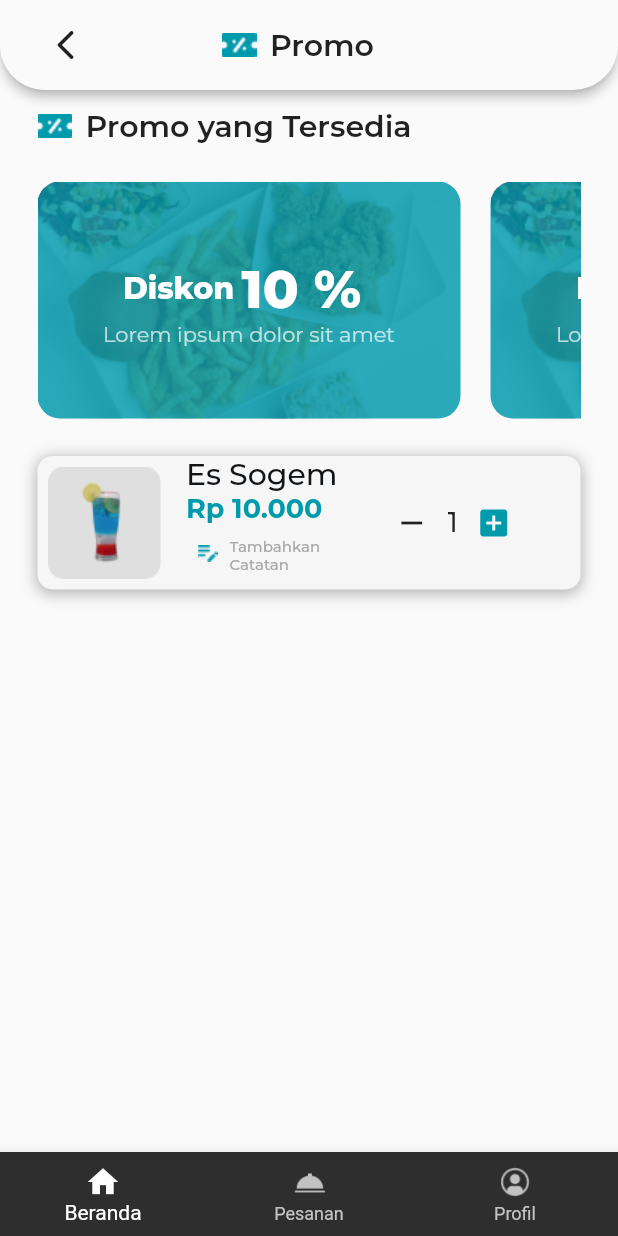
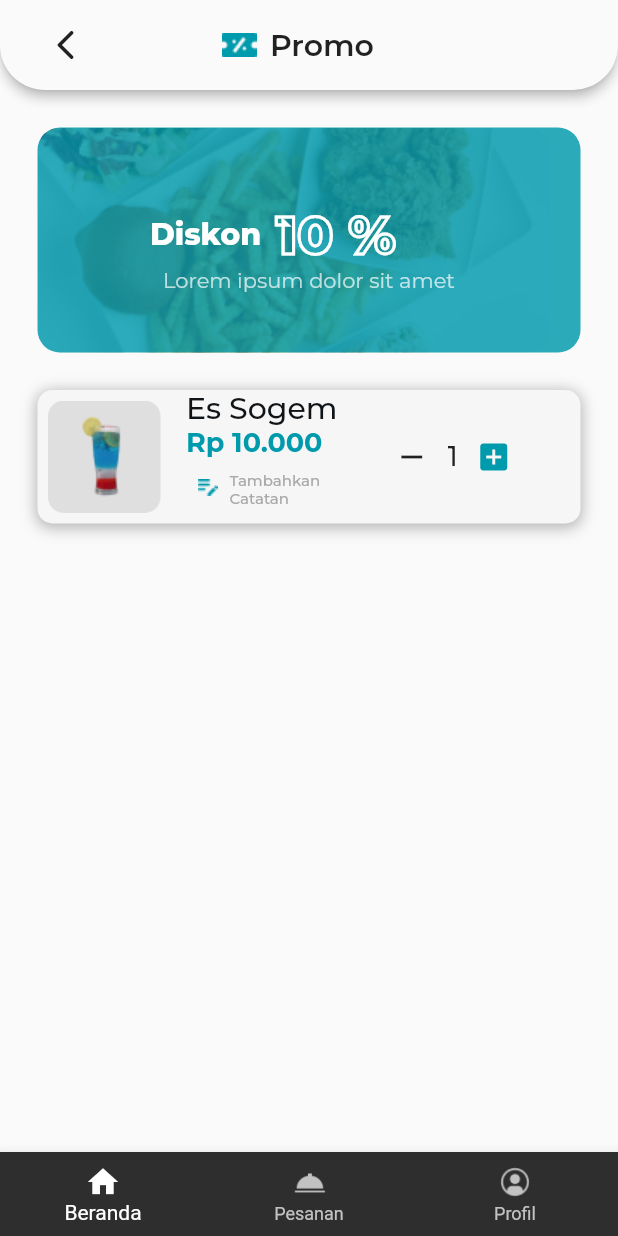
Before and after one commit to mlatifr/java_code, a Flutter app: the Promo screen opened directly, on a phone screen of 412 x 824 dp. Run offline on Flutter 3.47's test engine with Material 2 defaults, Android fonts, the phone set to English and light mode, and no system bars; our stand-ins replace google_fonts.

Commit message:
PromoTextImageDiskon10% NxtSyaratKetentuanPromo

```diff
--- a/lib/promo/promo.dart
+++ b/lib/promo/promo.dart
@@ -48,35 +48,10 @@ class _PromoState extends State<Promo> {
           child: Column(
             mainAxisSize: MainAxisSize.max,
             crossAxisAlignment: CrossAxisAlignment.start,
-            children: [
-              const WidgetPencarian(),
-              Padding(
-                padding: const EdgeInsetsDirectional.fromSTEB(25, 12, 20, 0),
-                child: Row(
-                  mainAxisSize: MainAxisSize.max,
-                  children: [
-                    Image.asset(
-                      'assets/Beranda/promo_yg_tersedia.png',
-                      width: 23,
-                      height: 16,
-                      fit: BoxFit.cover,
-                    ),
-                    Padding(
-                      padding: const EdgeInsetsDirectional.fromSTEB(9, 0, 0, 0),
-                      child: Text(
-                        'Promo yang Tersedia',
-                        style: GoogleFonts.montserrat(
-                          // //fontFamily: 'Montserrat',
-                          fontSize: 20,
-                          fontWeight: FontWeight.w600,
-                        ),
-                      ),
-                    ),
-                  ],
-                ),
-              ),
-              const WidgetListPromoYgTersedia(),
-              const WidgetListItemMinuman(),
+            children: const [
+              WidgetNavigatorBack(),
+              WidgetListPromoYgTersedia(),
+              WidgetListItemMinuman(),
             ],
           ),
         ),
@@ -217,14 +192,8 @@ class WidgetListPromoYgTersedia extends StatelessWidget {
   Widget build(BuildContext context) {
     return Container(
         margin: const EdgeInsets.symmetric(vertical: 25, horizontal: 25),
-      height: 158,
-      child: ListView.builder(
-          // physics: NeverScrollableScrollPhysics(),
-          scrollDirection: Axis.horizontal,
-          shrinkWrap: true,
-          itemCount: 5,
-          itemBuilder: (context, index) {
-            return Stack(
+        // height: 180,
+        child: Stack(
           children: [
             Padding(
               padding: const EdgeInsetsDirectional.fromSTEB(0, 0, 20, 0),
@@ -232,31 +201,21 @@ class WidgetListPromoYgTersedia extends StatelessWidget {
                 borderRadius: BorderRadius.circular(15),
                 child: Image.asset(
                   'assets/Beranda/diskon10%_bg.png',
-                      width: 282,
-                      height: 158,
+                  width: 378,
+                  height: 150,
                   fit: BoxFit.cover,
                 ),
               ),
             ),
-                GestureDetector(
-                  onTap: () {
-                    Navigator.push(
-                      context,
-                      MaterialPageRoute(
-                        builder: (context) => const Promo(),
-                      ),
-                    );
-                  },
-                  child: Container(
-                    width: 282,
-                    height: 158,
+            Container(
+              width: 378,
+              height: 150,
               decoration: BoxDecoration(
                 color: const Color(0xD3009AAD),
                 borderRadius: BorderRadius.circular(15),
               ),
               child: Padding(
-                      padding:
-                          const EdgeInsetsDirectional.fromSTEB(0, 50, 0, 0),
+                padding: const EdgeInsetsDirectional.fromSTEB(0, 50, 0, 0),
                 child: Column(
                   mainAxisSize: MainAxisSize.max,
                   children: [
@@ -264,8 +223,8 @@ class WidgetListPromoYgTersedia extends StatelessWidget {
                       mainAxisSize: MainAxisSize.max,
                       children: [
                         Padding(
-                                padding: const EdgeInsetsDirectional.fromSTEB(
-                                    57, 0, 0, 0),
+                          padding:
+                              const EdgeInsetsDirectional.fromSTEB(75, 0, 0, 0),
                           child: Text(
                             'Diskon',
                             textAlign: TextAlign.start,
@@ -278,16 +237,20 @@ class WidgetListPromoYgTersedia extends StatelessWidget {
                           ),
                         ),
                         Padding(
-                                padding: const EdgeInsetsDirectional.fromSTEB(
-                                    5, 0, 0, 0),
+                          padding:
+                              const EdgeInsetsDirectional.fromSTEB(10, 0, 0, 0),
                           child: Text(
                             '10 %',
                             textAlign: TextAlign.start,
                             style: GoogleFonts.montserrat(
-                                    // //fontFamily: 'Montserrat',
-                                    color: Colors.white,
+                              //color: Colors.white,
                               fontSize: 35,
                               fontWeight: FontWeight.w800,
+                              foreground: Paint()
+                                ..style = PaintingStyle.stroke
+                                ..strokeWidth = 2
+                                ..color = Colors.white,
+                              // //fontFamily: 'Montserrat',
                             ),
                           ),
                         ),
@@ -304,16 +267,13 @@ class WidgetListPromoYgTersedia extends StatelessWidget {
                 ),
               ),
             ),
-                ),
           ],
-            );
-          }),
-    );
+        ));
   }
 }
 
-class WidgetPencarian extends StatelessWidget {
-  const WidgetPencarian({
+class WidgetNavigatorBack extends StatelessWidget {
+  const WidgetNavigatorBack({
     Key? key,
   }) : super(key: key);
 
```
Lines whose indentation alone changed are shown as unchanged.
